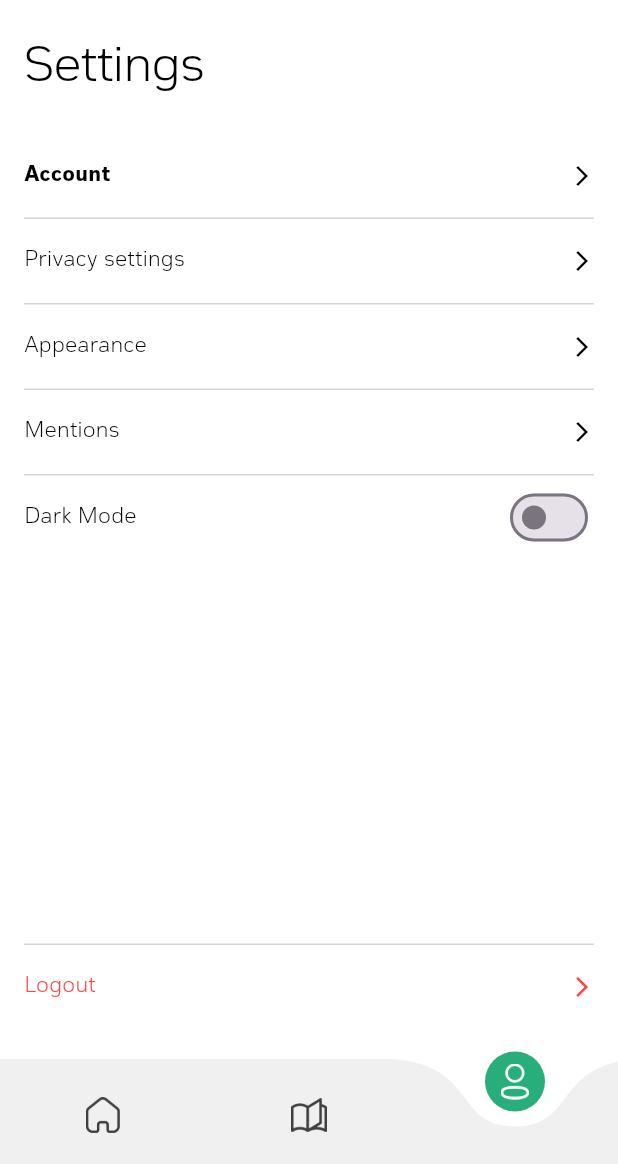
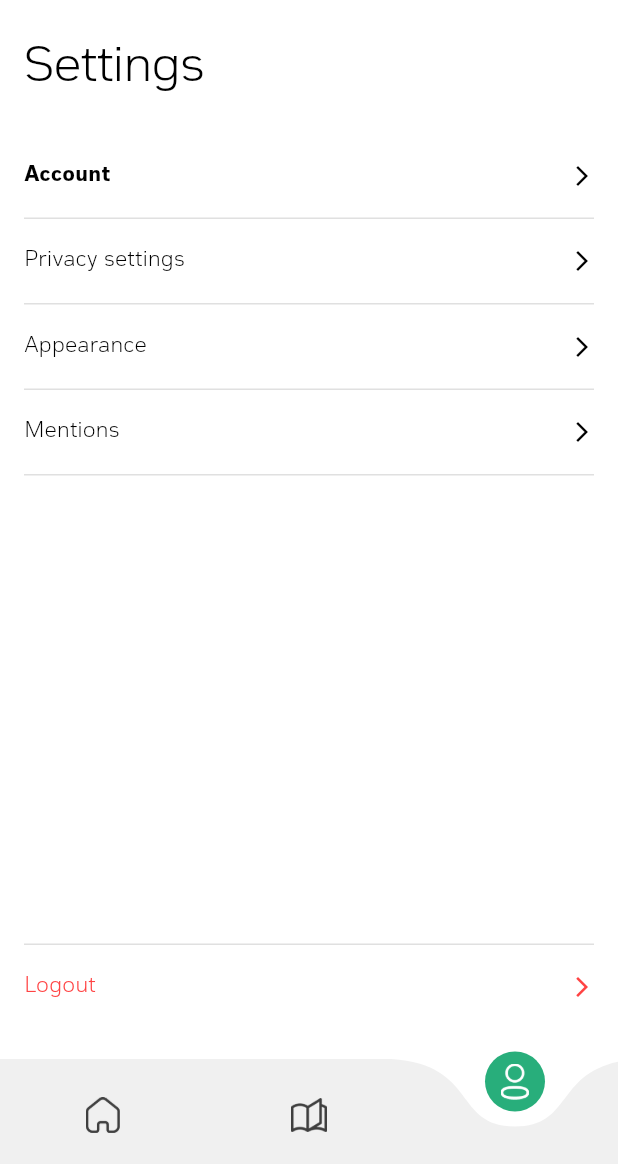
Before and after one commit to AbdurRehman60/Math_Ai, a Flutter app: the BottomNavBar screen opened directly, item 3 of the bottom bar chosen, on a phone screen of 412 x 824 dp, the part 72-1236 px from its top. Run offline on Flutter 3.47's test engine with Material 3 defaults, Android fonts, the phone set to English and light mode, and no system bars; drawn by our look-alikes of curved_navigation_bar; our stand-ins replace cookie_jar, dio, dio_cookie_manager, flutter_secure_storage, image_picker, jwt_decoder and 1 more; accounts and stored records are empty.

Commit message:
appearance added & bottom navigation dark theme

```diff
--- a/lib/constants/assets.dart
+++ b/lib/constants/assets.dart
@@ -16,5 +16,7 @@ class MathAssets{
   static const photo = 'assets/icons/photo.png';
   static const warning = 'assets/icons/warning.png';
   static const logout = 'assets/icons/logout.png';
+  static const darkApp = 'assets/images/darkApp.png';
+  static const lightApp = 'assets/images/lightApp.png';
 
 }
--- a/lib/constants/color_theme.dart
+++ b/lib/constants/color_theme.dart
@@ -17,6 +17,8 @@ class MathColorTheme {
 
   Color get errorRed => const Color(0xFFFF4343);
 
+  Color get darkThemeCard => const  Color(0xFF28283B);
+
   Color get successGreen => Colors.white;
 
   Color get green => const Color(0xFF28AE7B);
@@ -25,7 +27,6 @@ class MathColorTheme {
 
   Color get lightBlack => const Color(0xFF2C2C2C);
 
-  Color get Black => const Color(0xFF2C2C2C);
 
   Color get gray => const Color(0xFF2C2C2C).withOpacity(0.4);
 
--- a/lib/main.dart
+++ b/lib/main.dart
@@ -5,6 +5,7 @@ import 'package:mathematics_ai/providers/auth_provider.dart';
 import 'package:mathematics_ai/providers/theme_provider.dart';
 import 'package:mathematics_ai/screens/login/login_screen.dart';
 import 'package:mathematics_ai/screens/profile/account_settings.dart';
+import 'package:mathematics_ai/screens/profile/appearance_screen.dart';
 import 'package:mathematics_ai/screens/profile/change_avatar.dart';
 import 'package:mathematics_ai/screens/profile/widgets/mentions.dart';
 import 'package:mathematics_ai/screens/profile/widgets/privacy_settings.dart';
@@ -37,6 +38,7 @@ class MyApp extends StatelessWidget {
           '/avatar' : (context) => const ChangeAvatarScreen(),
           '/privacySettings' : (context) => const PrivacySettings(),
           '/mentions': (context) => const Mentions(),
+          '/appearance' : (context) => const AppearanceScreen(),
         },
         theme: _theme.data,
         debugShowCheckedModeBanner: false,
--- a/lib/screens/profile/profile_screen.dart
+++ b/lib/screens/profile/profile_screen.dart
@@ -111,6 +111,7 @@ class _SettingsScreenState extends State<SettingsScreen> {
                 enablePadding: false,
               ),
               _buildSettingsTile('Appearance', context,onTap: () {
+                Navigator.of(context).pushNamed('/appearance');
               }),
               const Dividerr(
                 enablePadding: false,
@@ -122,8 +123,6 @@ class _SettingsScreenState extends State<SettingsScreen> {
               const Dividerr(
                 enablePadding: false,
               ),
-              _buildDarkModeTile(
-                  themeProvider, isDarkMode,context),
               const Spacer(),
               const Dividerr(
                 enablePadding: false,
@@ -140,7 +139,6 @@ class _SettingsScreenState extends State<SettingsScreen> {
                     size: 16, color: MathColorTheme().errorRed),
                 onTap: () {
                   showLogoutConfirmationBottomSheet(context);
-                  // Navigator.push(context, MaterialPageRoute(builder: (context)=> const LoginScreen()));
                 },
               ),
             ],
@@ -241,24 +239,4 @@ class _SettingsScreenState extends State<SettingsScreen> {
       onTap: onTap,
     );
   }
-
-  Widget _buildDarkModeTile(ThemeProvider themeProvider, bool isDarkMode,BuildContext context) {
-    return ListTile(
-      contentPadding: EdgeInsets.zero,
-      title: Text(
-        'Dark Mode',
-        style: MathTextTheme().body.copyWith(
-          color: Provider.of<ThemeProvider>(context).isDarkMode ? MathColorTheme().white : MathColorTheme().black
-        ),
-      ),
-      trailing: Switch(
-        value: isDarkMode,
-        onChanged: (value) {
-          themeProvider
-              .toggleTheme(value);
-        },
-        activeColor: MathColorTheme().green,
-      ),
-    );
-  }
 }
--- a/lib/widgets/bottom_navigation_bar/navigation_bar.dart
+++ b/lib/widgets/bottom_navigation_bar/navigation_bar.dart
@@ -2,7 +2,9 @@ import 'package:flutter/material.dart';
 import 'package:curved_navigation_bar/curved_navigation_bar.dart';
 import 'package:mathematics_ai/constants/assets.dart';
 import 'package:mathematics_ai/constants/color_theme.dart';
+import 'package:mathematics_ai/providers/theme_provider.dart';
 import 'package:mathematics_ai/screens/profile/profile_screen.dart';
+import 'package:provider/provider.dart';
 
 class BottomNavBar extends StatefulWidget {
   const BottomNavBar({super.key});
@@ -49,9 +51,9 @@ class _BottomNavBarState extends State<BottomNavBar> {
           Center(child: _buildNavItem(1)),
           Center(child: _buildNavItem(2)),
         ],
-        color: MathColorTheme().lightGray,
+        color:Provider.of<ThemeProvider>(context,).isDarkMode ? MathColorTheme().seaBlue : MathColorTheme().lightGray,
         buttonBackgroundColor: MathColorTheme().green,
-        backgroundColor: Colors.white,
+        backgroundColor: Provider.of<ThemeProvider>(context).isDarkMode ? MathColorTheme().darkScaffold  : Colors.white,
         animationCurve: Curves.easeInOut,
         animationDuration: const Duration(milliseconds: 300),
         onTap: (index) {
--- a/lib/widgets/global_widgets/or_divider.dart
+++ b/lib/widgets/global_widgets/or_divider.dart
@@ -53,8 +53,8 @@ class Dividerr extends StatelessWidget {
       child: Divider(
         height: 1,
         color: Provider.of<ThemeProvider>(context).isDarkMode
-            ? MathColorTheme().white.withOpacity(0.4)
-            : MathColorTheme().lightIcon.withOpacity(0.2),
+            ? MathColorTheme().white.withOpacity(0.15)
+            : MathColorTheme().lightBlack.withOpacity(0.15),
       ),
     );
   }
--- a/pubspec.yaml
+++ b/pubspec.yaml
@@ -38,6 +38,7 @@ flutter:
   assets:
     - assets/icons/
     - assets/fonts/
+    - assets/images/
   #   - images/a_dot_ham.jpeg
 
 
```
Also changed, not shown: lib/screens/profile/appearance_screen.dart (added, +192 -0 lines), pubspec.lock.
